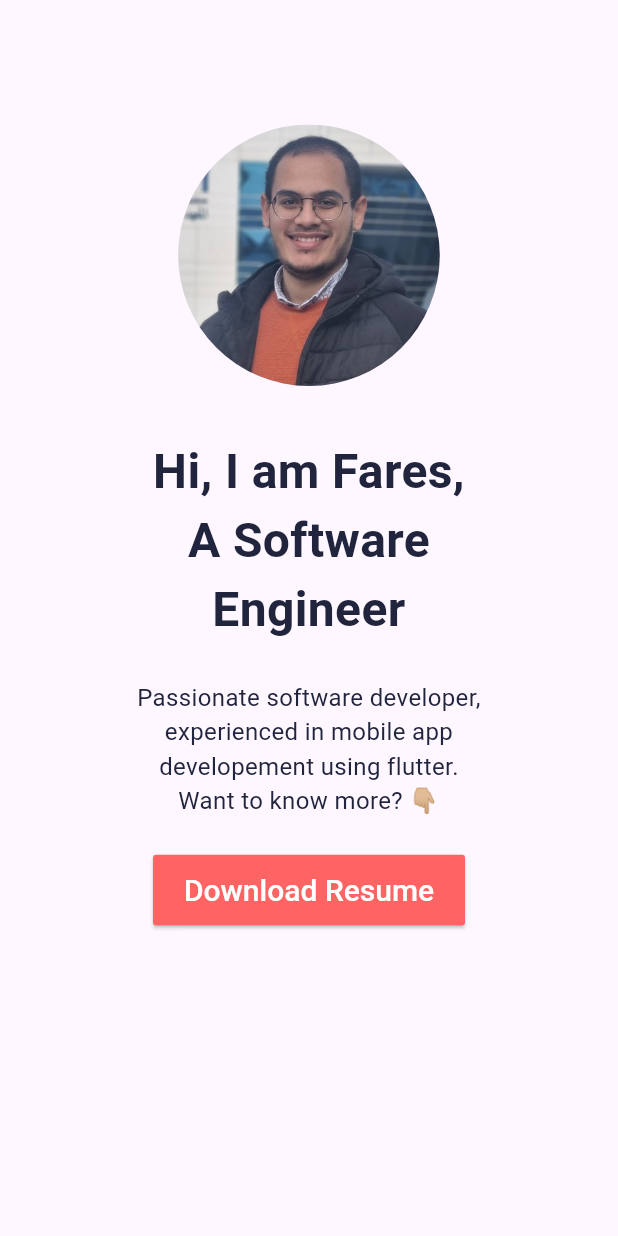
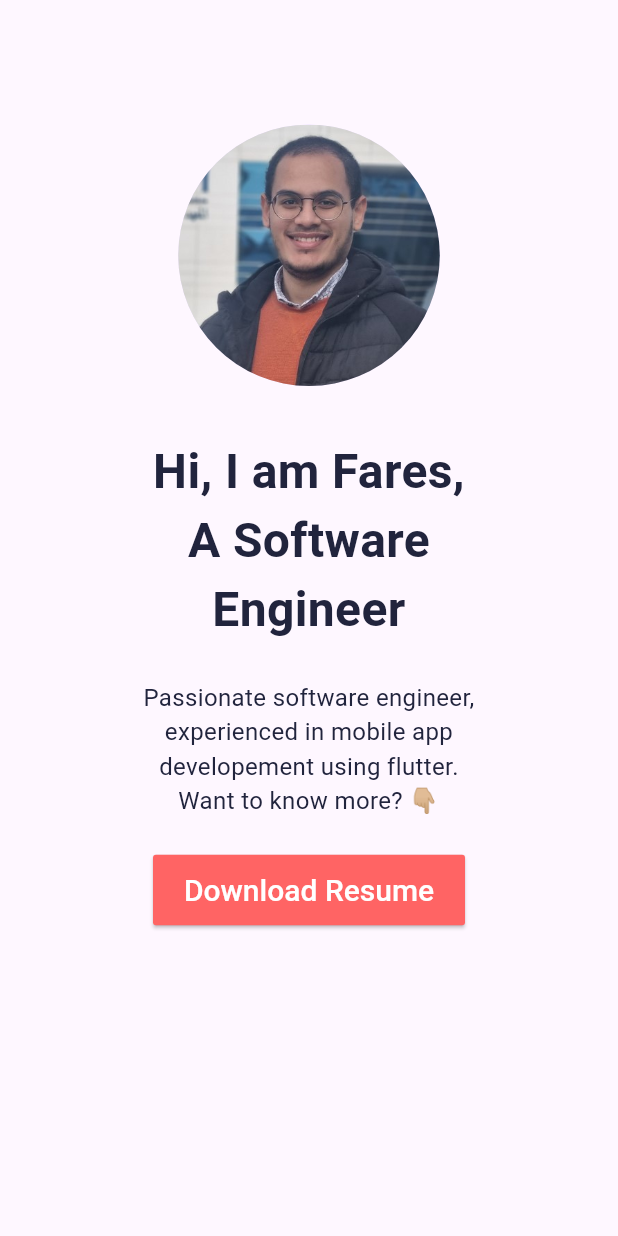
Before and after one commit to FaresHossamAmin/Portfolio-flutter, a Flutter app: the screen it shows after launch, on a phone screen of 412 x 824 dp. Run offline on Flutter 3.47's test engine with Material 3 defaults, Android fonts, the light colour scheme and no system bars.

Commit message:
edited Text

```diff
--- a/lib/main.dart
+++ b/lib/main.dart
@@ -41,7 +41,7 @@ class MyApp extends StatelessWidget {
               ),
               SizedBox(height: 24),
               Text(
-                "Passionate software developer,\nexperienced in mobile app\ndevelopement using flutter.\n"
+                "Passionate software engineer,\nexperienced in mobile app\ndevelopement using flutter.\n"
                 "Want to know more? 👇🏼",
                 textAlign: TextAlign.center,
                 style: TextStyle(
```
